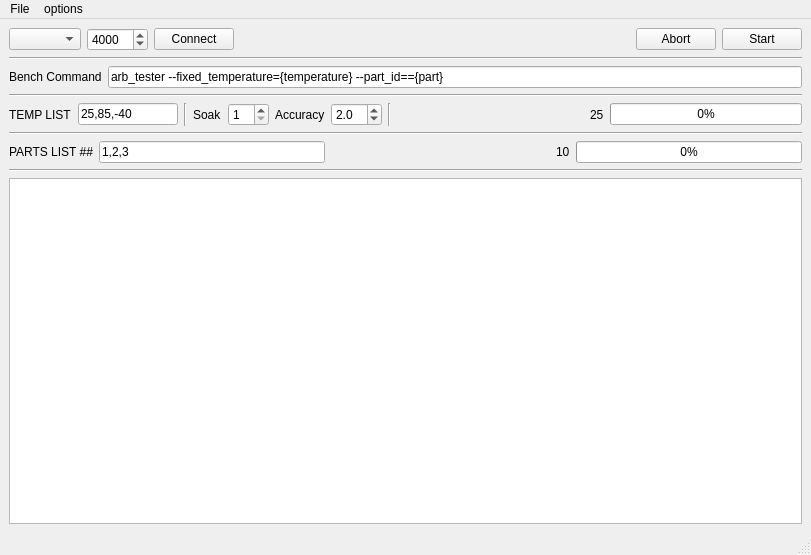
The window that Exatron_launcher/exa_launch_ui.ui (rletendu/python_sandbox) describes before a commit, drawn with Qt 5.
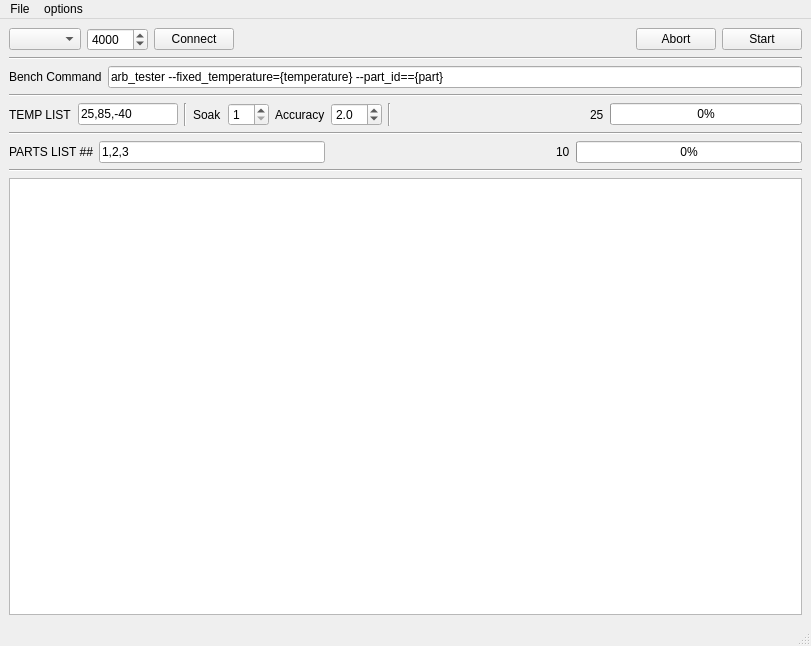
The same window after the commit.

Patch:
```diff
--- a/Exatron_launcher/exa_launch_ui.ui
+++ b/Exatron_launcher/exa_launch_ui.ui
@@ -7,7 +7,7 @@
     <x>0</x>
     <y>0</y>
     <width>811</width>
-    <height>555</height>
+    <height>646</height>
    </rect>
   </property>
   <property name="acceptDrops">
```
